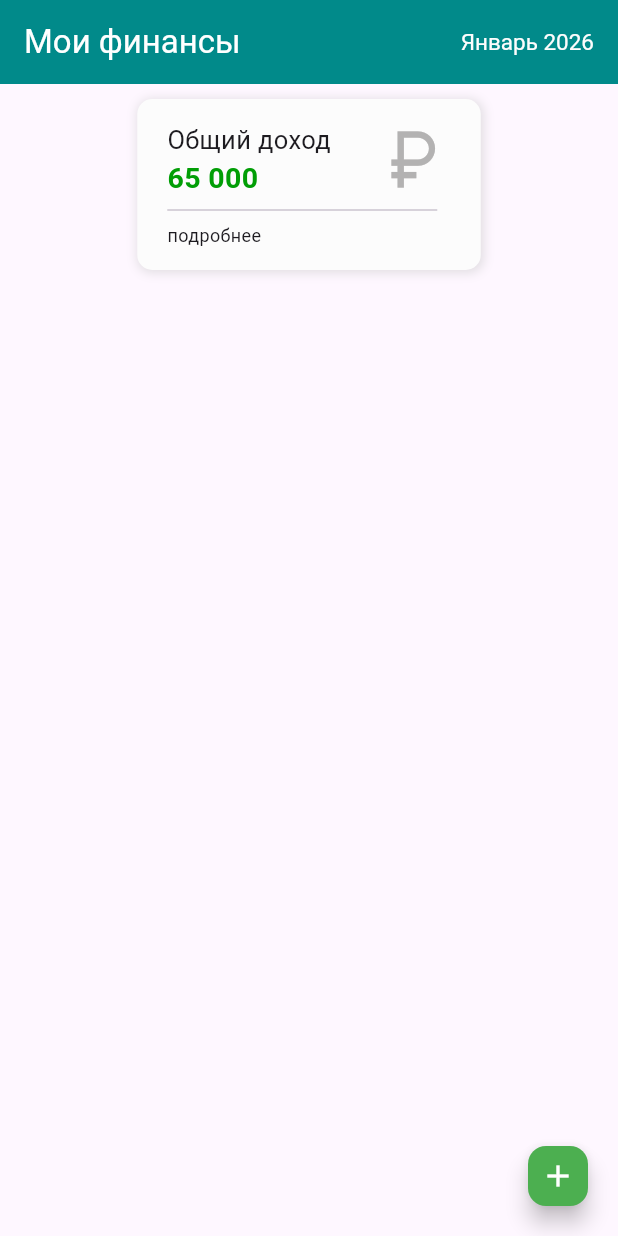
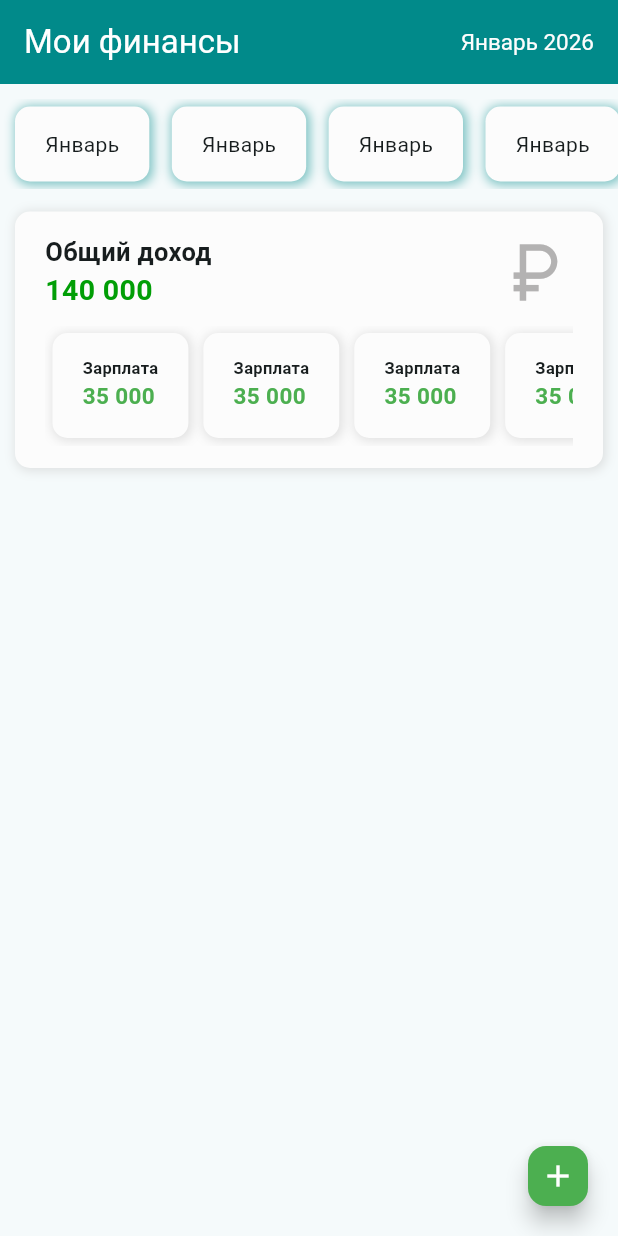
Before and after one commit to Krapotur/finance, a Flutter app: the screen it shows after launch, on a phone screen of 412 x 824 dp. Run offline on Flutter 3.47's test engine with Material 3 defaults, Android fonts, the phone set to English and light mode, and no system bars.

Commit message:
Add cards with months

```diff
--- /dev/null
+++ b/lib/core/widgets/card_widget.dart
@@ -0,0 +1,41 @@
+import 'package:flutter/material.dart';
+
+class CardWidget extends StatelessWidget {
+  final Widget child;
+  final bool? isSelected;
+  const CardWidget({this.isSelected = false, required this.child, super.key});
+
+  @override
+  Widget build(BuildContext context) {
+    BoxShadow boxShadowGreen = BoxShadow(
+      color: Color.fromARGB(255, 1, 138, 138).withValues(alpha: 0.5),
+      spreadRadius: 1,
+      blurRadius: 5,
+      offset: Offset(1, 1),
+    );
+    return Container(
+      margin: EdgeInsets.symmetric(vertical: 5),
+      padding: EdgeInsets.symmetric(vertical: 15, horizontal: 20),
+      decoration: BoxDecoration(
+        color: const Color.fromARGB(255, 252, 252, 252),
+        borderRadius: BorderRadius.circular(10),
+        boxShadow: [
+          isSelected != true
+              ? BoxShadow(
+                  color: const Color.fromARGB(
+                    255,
+                    197,
+                    197,
+                    197,
+                  ).withValues(alpha: 0.5),
+                  spreadRadius: 1,
+                  blurRadius: 5,
+                  offset: Offset(1, 1),
+                )
+              : boxShadowGreen,
+        ],
+      ),
+      child: child,
+    );
+  }
+}
--- /dev/null
+++ b/lib/core/widgets/widgets.dart
@@ -0,0 +1 @@
+export 'card_widget.dart';
--- a/lib/features/core/widgets/card_widget.dart
+++ /dev/null
@@ -1,31 +0,0 @@
-import 'package:flutter/material.dart';
-
-class CardWidget extends StatelessWidget {
-  final Widget child;
-  const CardWidget({required this.child, super.key});
-
-  @override
-  Widget build(BuildContext context) {
-    return Container(
-      padding: EdgeInsets.symmetric(vertical: 15, horizontal: 20),
-      decoration: BoxDecoration(
-        color: const Color.fromARGB(255, 252, 252, 252),
-        borderRadius: BorderRadius.circular(10),
-        boxShadow: [
-          BoxShadow(
-            color: const Color.fromARGB(
-              255,
-              197,
-              197,
-              197,
-            ).withValues(alpha: 0.5),
-            spreadRadius: 1,
-            blurRadius: 5,
-            offset: Offset(1, 1),
-          ),
-        ],
-      ),
-      child: child,
-    );
-  }
-}
--- a/lib/features/core/widgets/widgets.dart
+++ /dev/null
@@ -1 +0,0 @@
-export './card_widget.dart';
--- a/lib/features/home/view/home_screen.dart
+++ b/lib/features/home/view/home_screen.dart
@@ -1,4 +1,4 @@
-import 'package:finance/features/core/widgets/widgets.dart';
+import 'package:finance/core/widgets/widgets.dart';
 import 'package:finance/features/home/widgets/widgets.dart';
 import 'package:flutter/material.dart';
 
@@ -18,6 +18,22 @@ class _HomeScreenState extends State<HomeScreen> {
       body: CustomScrollView(
         slivers: [
           SliverAppbarWidget(),
+          SliverToBoxAdapter(child: SizedBox(height: 10)),
+          SliverToBoxAdapter(
+            child: SizedBox(
+              height: 60.0,
+              child: ListView.separated(
+                padding: EdgeInsets.symmetric(horizontal: 10),
+                scrollDirection: Axis.horizontal,
+                itemCount: 10,
+                separatorBuilder: (context, index) => SizedBox(width: 15),
+                itemBuilder: (context, index) {
+                  return CardWidget(isSelected: true, child: Text('Январь'));
+                },
+              ),
+            ),
+          ),
+
           SliverToBoxAdapter(
             child: Padding(
               padding: const EdgeInsets.all(10.0),
--- a/lib/features/home/widgets/total_cash_widget.dart
+++ b/lib/features/home/widgets/total_cash_widget.dart
@@ -1,3 +1,4 @@
+import 'package:finance/core/widgets/card_widget.dart';
 import 'package:flutter/material.dart';
 
 class TotalCashWidget extends StatelessWidget {
@@ -6,19 +7,21 @@ class TotalCashWidget extends StatelessWidget {
   @override
   Widget build(BuildContext context) {
     return Column(
-      crossAxisAlignment: CrossAxisAlignment.start,
       mainAxisSize: MainAxisSize.min,
       children: [
         Row(
-          mainAxisSize: MainAxisSize.min,
+          mainAxisAlignment: MainAxisAlignment.spaceBetween,
           children: [
             Column(
               crossAxisAlignment: CrossAxisAlignment.start,
               mainAxisSize: MainAxisSize.min,
               children: [
-                Text('Общий доход', style: TextStyle(fontSize: 17)),
                 Text(
-                  '65 000',
+                  'Общий доход',
+                  style: TextStyle(fontSize: 17, fontWeight: FontWeight.bold),
+                ),
+                Text(
+                  '140 000',
                   style: TextStyle(
                     fontSize: 19,
                     fontWeight: FontWeight.w600,
@@ -27,13 +30,42 @@ class TotalCashWidget extends StatelessWidget {
                 ),
               ],
             ),
-            SizedBox(width: 30),
-            Icon(Icons.currency_ruble, color: const Color.fromARGB(255, 179, 178, 178), size: 50),
+            Icon(
+              Icons.currency_ruble,
+              color: const Color.fromARGB(255, 179, 178, 178),
+              size: 50,
+            ),
           ],
         ),
-        SizedBox(width: 180, child: Divider()),
-        GestureDetector(
-          child: Text('подробнее', style: TextStyle(fontSize: 12)),
+        // Divider(),
+        SizedBox(height: 10),
+        SizedBox(
+          height: 80,
+          child: ListView.separated(
+            padding: EdgeInsets.symmetric(horizontal: 5),
+            scrollDirection: Axis.horizontal,
+            itemCount: 4,
+            separatorBuilder: (context, index) => SizedBox(width: 10),
+            itemBuilder: (context, index) => CardWidget(
+              child: Column(
+                crossAxisAlignment: CrossAxisAlignment.start,
+                children: [
+                  Text(
+                    'Зарплата',
+                    style: TextStyle(fontSize: 11, fontWeight: FontWeight.bold),
+                  ),
+                  Text(
+                    '35 000',
+                    style: TextStyle(
+                      fontSize: 15,
+                      fontWeight: FontWeight.bold,
+                      color: Colors.green,
+                    ),
+                  ),
+                ],
+              ),
+            ),
+          ),
         ),
       ],
     );
--- a/lib/main.dart
+++ b/lib/main.dart
@@ -14,10 +14,9 @@ class MyApp extends StatelessWidget {
     return MaterialApp(
       debugShowCheckedModeBanner: false,
       theme: ThemeData(
-        colorScheme: ColorScheme.fromSeed(seedColor: Colors.deepPurple),
+        colorScheme: ColorScheme.fromSeed(seedColor: Colors.white),
       ),
-      home:  HomeScreen(),
-
+      home: HomeScreen(),
     );
   }
 }
```
Also changed, not shown: pubspec.lock.
